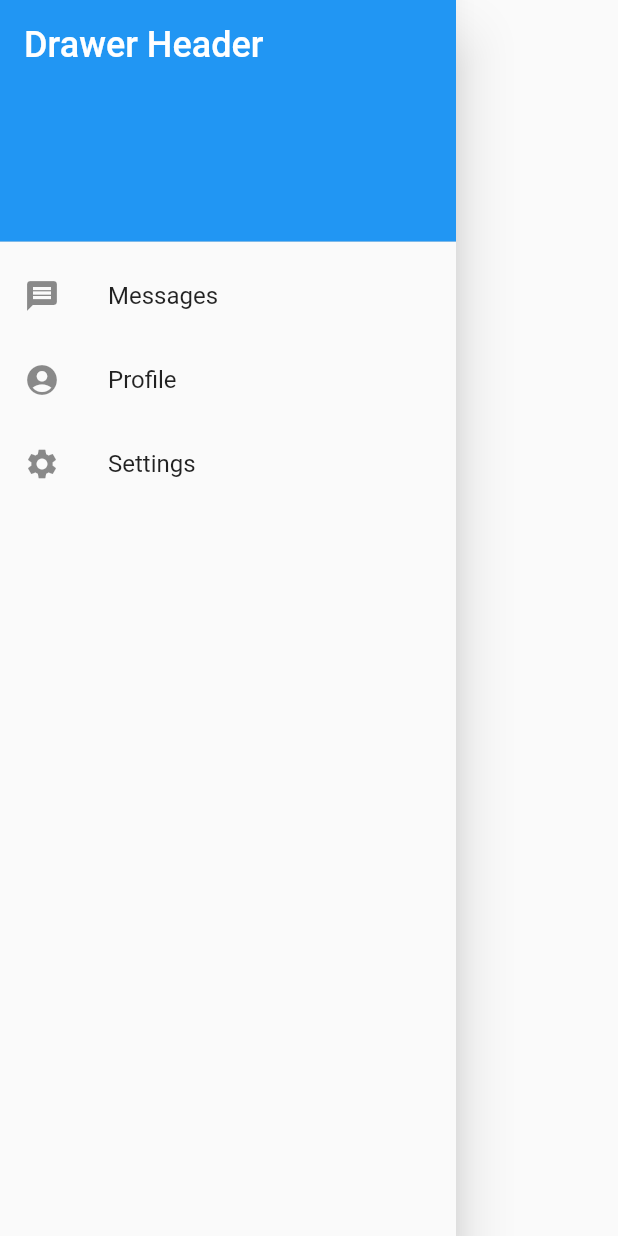
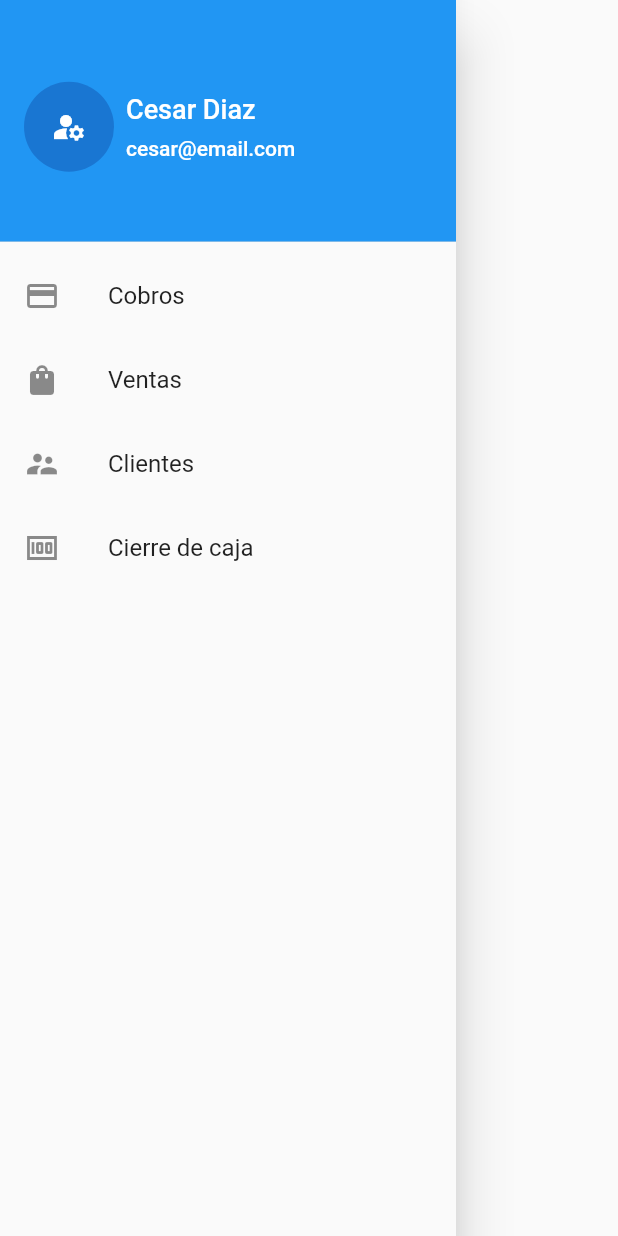
Before and after one commit to Danniel13/DeliveryApp, a Flutter app: the DrawerWidget widget shown alone on an empty page, opened directly, on a phone screen of 412 x 824 dp. Run offline on Flutter 3.47's test engine with Material 2 defaults, Android fonts, the phone set to English and light mode, and no system bars.

Commit message:
add mods drawer

```diff
--- a/deliveryapp/lib/Widgets/drawer.dart
+++ b/deliveryapp/lib/Widgets/drawer.dart
@@ -1,4 +1,6 @@
 import 'package:flutter/material.dart';
+import '../pages/cash_close.dart';
+import '../pages/Payments.dart';
 
 class DrawerWidget extends StatelessWidget {
   const DrawerWidget({super.key});
@@ -8,33 +10,84 @@ class DrawerWidget extends StatelessWidget {
     return Drawer(
       child: ListView(
         padding: EdgeInsets.zero,
-        children: const <Widget>[
+        children: <Widget>[
           DrawerHeader(
-            decoration: BoxDecoration(
+            decoration: const BoxDecoration(
               color: Colors.blue,
             ),
-            child: Text(
-              'Drawer Header',
-              style: TextStyle(
-                color: Colors.white,
-                fontSize: 24,
-              ),
-            ),
+            child: _header(),
           ),
           ListTile(
-            leading: Icon(Icons.message),
-            title: Text('Messages'),
+            leading: const Icon(Icons.payment),
+            title: const Text('Cobros'),
+            onTap: () {
+              Navigator.pushReplacement(
+                  context,
+                  MaterialPageRoute(
+                    builder: (context) => const PaymentsPage(),
+                  ));
+            },
           ),
           ListTile(
-            leading: Icon(Icons.account_circle),
-            title: Text('Profile'),
+            leading: const Icon(Icons.shopping_bag),
+            title: const Text('Ventas'),
+            onTap: () {},
           ),
           ListTile(
-            leading: Icon(Icons.settings),
-            title: Text('Settings'),
+            leading: const Icon(Icons.supervisor_account),
+            title: const Text('Clientes'),
+            onTap: () {},
+          ),
+          ListTile(
+            leading: const Icon(Icons.money),
+            title: const Text('Cierre de caja'),
+            onTap: () {
+              Navigator.pushReplacement(
+                  context,
+                  MaterialPageRoute(
+                    builder: (context) => const CashClosePage(),
+                  ));
+            },
           ),
         ],
       ),
     );
   }
+
+  Widget _header() {
+    // TODO: Consultar los datos de la cabecera
+    const image = Icon(Icons.manage_accounts);
+    const name = "Cesar Diaz";
+    const email = "cesar@email.com";
+
+    return Row(
+      children: [
+        const CircleAvatar(
+          radius: 30,
+          child: image,
+        ),
+        const SizedBox(width: 8),
+        Column(
+          crossAxisAlignment: CrossAxisAlignment.start,
+          mainAxisSize: MainAxisSize.min,
+          children: const [
+            Text(
+              name,
+              style: TextStyle(
+                color: Colors.white,
+                fontSize: 18,
+              ),
+            ),
+            SizedBox(height: 8),
+            Text(
+              email,
+              style: TextStyle(
+                color: Colors.white,
+              ),
+            ),
+          ],
+        )
+      ],
+    );
+  }
 }
--- a/deliveryapp/lib/pages/cash_close.dart
+++ b/deliveryapp/lib/pages/cash_close.dart
@@ -1,6 +1,6 @@
 import 'package:flutter/material.dart';
 
-import '../widgets/drawer.dart';
+import '../Widgets/drawer.dart';
 
 class CashClosePage extends StatelessWidget {
   const CashClosePage({super.key});
```
